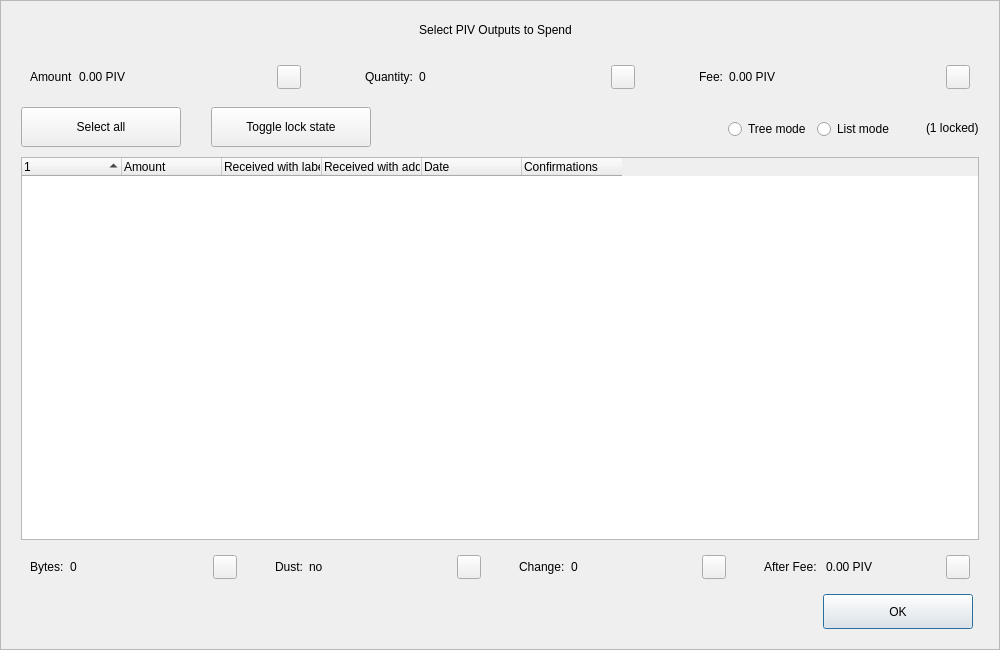
Old version of the form src/qt/forms/coincontroldialog.ui in the repository Nebula-Coin/nebula-project-coin.
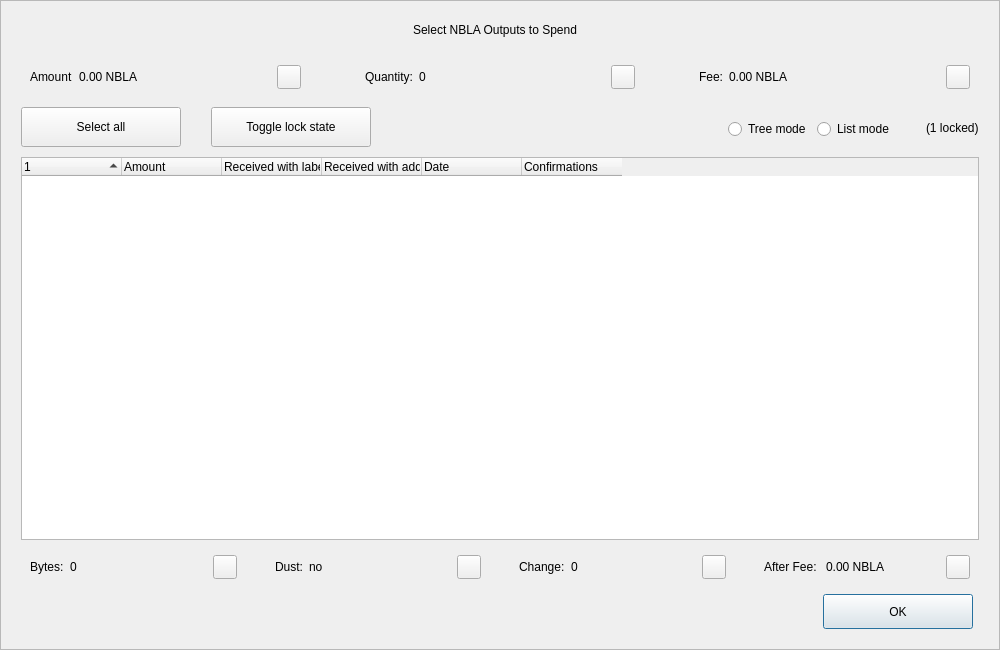
New version of the form. Custom widgets are drawn as their Qt base class.

What changed in the file:
```diff
--- a/src/qt/forms/coincontroldialog.ui
+++ b/src/qt/forms/coincontroldialog.ui
@@ -98,7 +98,7 @@
            </size>
           </property>
           <property name="text">
-           <string>Select PIV Outputs to Spend</string>
+           <string>Select NBLA Outputs to Spend</string>
           </property>
           <property name="alignment">
            <set>Qt::AlignCenter</set>
@@ -144,7 +144,7 @@
            <item>
             <widget class="QLabel" name="labelCoinControlAmount">
              <property name="text">
-              <string>0.00 PIV</string>
+              <string>0.00 NBLA</string>
              </property>
             </widget>
            </item>
@@ -268,7 +268,7 @@
            <item>
             <widget class="QLabel" name="labelCoinControlFee">
              <property name="text">
-              <string>0.00 PIV</string>
+              <string>0.00 NBLA</string>
              </property>
             </widget>
            </item>
@@ -729,7 +729,7 @@
            <item>
             <widget class="QLabel" name="labelCoinControlAfterFee">
              <property name="text">
-              <string>0.00 PIV</string>
+              <string>0.00 NBLA</string>
              </property>
             </widget>
            </item>
```
